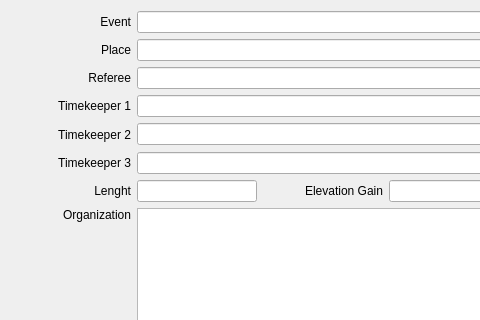
Above: chronoracedata.ui from flinco/LBChronoRace before the change; both pictures show x 0 to 480 and y 0 to 320 of the 1024 by 600 pixel window. Below: the same form after it.
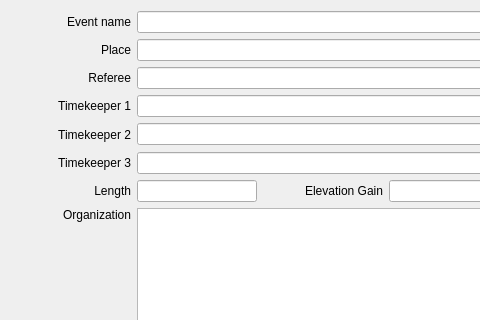
That is the form after the change. Icons and pictures are not drawn.

Patch:
```diff
--- a/chronoracedata.ui
+++ b/chronoracedata.ui
@@ -97,7 +97,7 @@
    <item row="6" column="0">
     <widget class="QLabel" name="labelLength">
      <property name="text">
-      <string>Lenght</string>
+      <string>Length</string>
      </property>
      <property name="alignment">
       <set>Qt::AlignmentFlag::AlignRight|Qt::AlignmentFlag::AlignTrailing|Qt::AlignmentFlag::AlignVCenter</set>
@@ -267,7 +267,7 @@
       </sizepolicy>
      </property>
      <property name="text">
-      <string>Event</string>
+      <string>Event name</string>
      </property>
      <property name="alignment">
       <set>Qt::AlignmentFlag::AlignRight|Qt::AlignmentFlag::AlignTrailing|Qt::AlignmentFlag::AlignVCenter</set>
```
Left out of the diff: 4 changed lines with no effect on the pictures.
